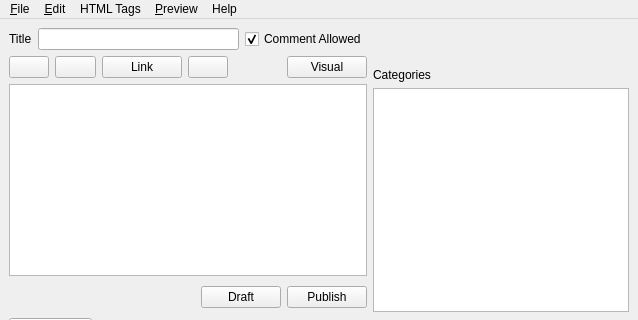
This is ui/Lekhonee.ui in siddhesh/lekhonee as Qt 5 draws it before an edit; both pictures show x 0 to 638 and y 0 to 320 of the 638 by 551 pixel window. The edited form follows.
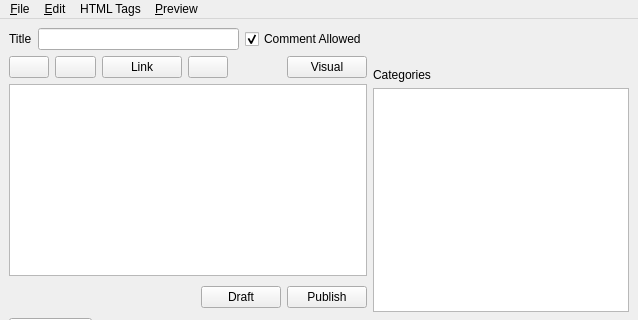
This is the edited form. Icons and pictures are not drawn. Custom widgets are drawn as their Qt base class.

Commit message: Now using resource file for the icons

```diff
--- a/ui/Lekhonee.ui
+++ b/ui/Lekhonee.ui
@@ -390,20 +390,20 @@
     </item>
    </layout>
   </widget>
-  <widget class="QMenuBar" name="menubar" >
-   <property name="geometry" >
+  <widget class="QMenuBar" name="menubar">
+   <property name="geometry">
     <rect>
      <x>0</x>
      <y>0</y>
      <width>638</width>
-     <height>31</height>
+     <height>30</height>
     </rect>
    </property>
    <property name="windowTitle" >
     <string>Chotha Beta 1</string>
    </property>
-   <widget class="QMenu" name="menu_File" >
-    <property name="title" >
+   <widget class="QMenu" name="menu_File">
+    <property name="title">
      <string>&amp;File</string>
     </property>
     <addaction name="action_New" />
@@ -411,15 +411,15 @@
     <addaction name="action_Save" />
     <addaction name="action_Quit" />
    </widget>
-   <widget class="QMenu" name="menu_Edit" >
-    <property name="title" >
+   <widget class="QMenu" name="menu_Edit">
+    <property name="title">
      <string>&amp;Edit</string>
     </property>
     <addaction name="actionPrevious_Entries" />
     <addaction name="actionPreferences" />
    </widget>
-   <widget class="QMenu" name="menuHTML_Tags" >
-    <property name="title" >
+   <widget class="QMenu" name="menuHTML_Tags">
+    <property name="title">
      <string>HTML Tags</string>
     </property>
     <addaction name="actionBold" />
@@ -432,25 +432,17 @@
     <addaction name="actionInsert_Image" />
     <addaction name="actionInsert_link" />
    </widget>
-   <widget class="QMenu" name="menu_Preview" >
-    <property name="title" >
+   <widget class="QMenu" name="menu_Preview">
+    <property name="title">
      <string>&amp;Preview</string>
     </property>
     <addaction name="actionIn_FireFox" />
     <addaction name="actionIn_Konqueror" />
    </widget>
-   <widget class="QMenu" name="menuHelp" >
-    <property name="title" >
-     <string>Help</string>
-    </property>
-    <addaction name="action_Help" />
-    <addaction name="actionAbout_Chotha" />
-   </widget>
-   <addaction name="menu_File" />
-   <addaction name="menu_Edit" />
-   <addaction name="menuHTML_Tags" />
-   <addaction name="menu_Preview" />
-   <addaction name="menuHelp" />
+   <addaction name="menu_File"/>
+   <addaction name="menu_Edit"/>
+   <addaction name="menuHTML_Tags"/>
+   <addaction name="menu_Preview"/>
   </widget>
   <widget class="QStatusBar" name="statusbar" />
   <action name="action_Open" >
@@ -597,6 +589,13 @@
    </property>
   </action>
  </widget>
+ <customwidgets>
+  <customwidget>
+   <class>KTextEdit</class>
+   <extends>QTextEdit</extends>
+   <header>ktextedit.h</header>
+  </customwidget>
+ </customwidgets>
  <tabstops>
   <tabstop>titleTxt</tabstop>
   <tabstop>commentCheckBox</tabstop>
```
Left out of the diff: 426 changed lines with no effect on the pictures. The commit also changes 2 other files.
